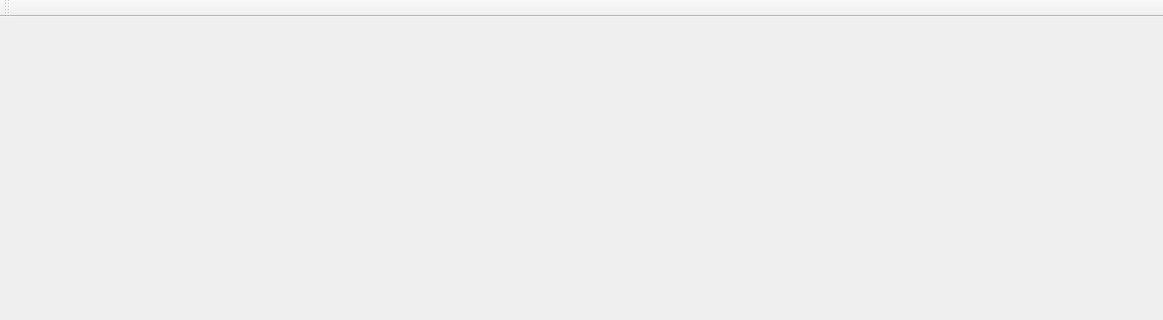
Qt form mainwindow.ui (grigp/a-analyser) before a commit; both pictures show x 0 to 1163 and y 0 to 320 of the 1163 by 635 pixel window.
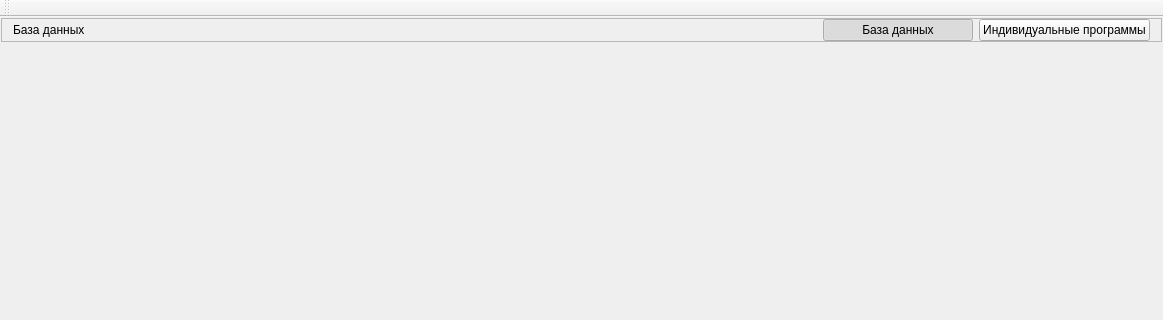
The same form after that commit.

The edit to the form file:
```diff
--- a/mainwindow.ui
+++ b/mainwindow.ui
@@ -30,6 +30,90 @@
     <property name="bottomMargin">
      <number>1</number>
     </property>
+    <item>
+     <widget class="QFrame" name="wgtMode">
+      <property name="sizePolicy">
+       <sizepolicy hsizetype="Preferred" vsizetype="Fixed">
+        <horstretch>0</horstretch>
+        <verstretch>0</verstretch>
+       </sizepolicy>
+      </property>
+      <property name="frameShape">
+       <enum>QFrame::StyledPanel</enum>
+      </property>
+      <property name="frameShadow">
+       <enum>QFrame::Raised</enum>
+      </property>
+      <layout class="QHBoxLayout" name="horizontalLayout">
+       <property name="topMargin">
+        <number>0</number>
+       </property>
+       <property name="bottomMargin">
+        <number>0</number>
+       </property>
+       <item>
+        <widget class="QLabel" name="lblMode">
+         <property name="text">
+          <string>База данных</string>
+         </property>
+        </widget>
+       </item>
+       <item>
+        <widget class="QPushButton" name="btnViewModeDatabase">
+         <property name="sizePolicy">
+          <sizepolicy hsizetype="Fixed" vsizetype="Fixed">
+           <horstretch>0</horstretch>
+           <verstretch>0</verstretch>
+          </sizepolicy>
+         </property>
+         <property name="minimumSize">
+          <size>
+           <width>150</width>
+           <height>0</height>
+          </size>
+         </property>
+         <property name="text">
+          <string>База данных</string>
+         </property>
+         <property name="checkable">
+          <bool>true</bool>
+         </property>
+         <property name="checked">
+          <bool>true</bool>
+         </property>
+         <property name="autoExclusive">
+          <bool>true</bool>
+         </property>
+        </widget>
+       </item>
+       <item>
+        <widget class="QPushButton" name="btnViewModePersonalProgram">
+         <property name="sizePolicy">
+          <sizepolicy hsizetype="Fixed" vsizetype="Fixed">
+           <horstretch>0</horstretch>
+           <verstretch>0</verstretch>
+          </sizepolicy>
+         </property>
+         <property name="minimumSize">
+          <size>
+           <width>150</width>
+           <height>0</height>
+          </size>
+         </property>
+         <property name="text">
+          <string>Индивидуальные программы</string>
+         </property>
+         <property name="checkable">
+          <bool>true</bool>
+         </property>
+         <property name="autoExclusive">
+          <bool>true</bool>
+         </property>
+        </widget>
+       </item>
+      </layout>
+     </widget>
+    </item>
     <item>
      <widget class="QWidget" name="wgtClient" native="true">
       <property name="font">
```
Left out of the diff: 7 changed lines with no effect on the pictures.
